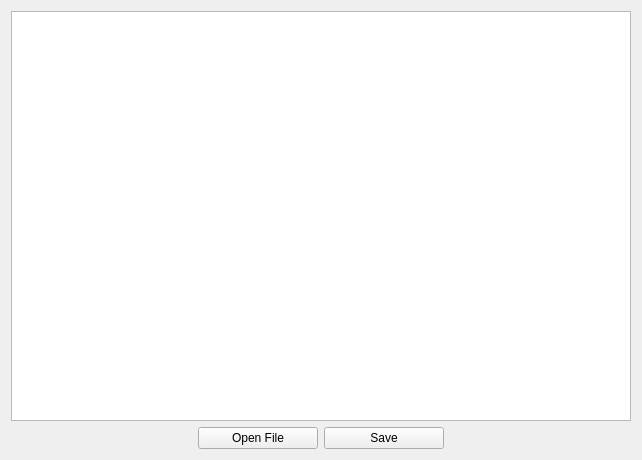
Before: the Qt Designer form Project/C++/Release_checker/Release_checker_app/forms/fxtool.ui in alkimand/QT, drawn with Qt 5.
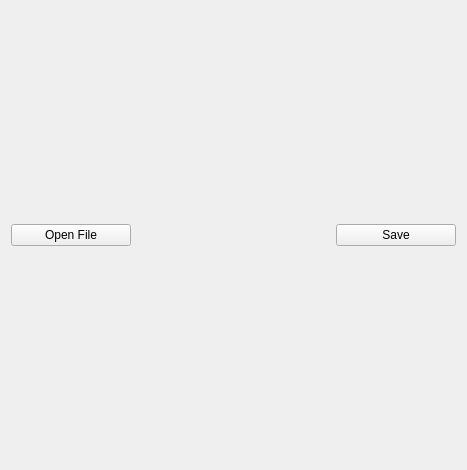
After: the same form once the commit is applied. Icons and pictures are not drawn.

The edit to the form file:
```diff
--- a/Project/C++/Release_checker/Release_checker_app/forms/fxtool.ui
+++ b/Project/C++/Release_checker/Release_checker_app/forms/fxtool.ui
@@ -6,8 +6,8 @@
    <rect>
     <x>0</x>
     <y>0</y>
-    <width>642</width>
-    <height>460</height>
+    <width>467</width>
+    <height>470</height>
    </rect>
   </property>
   <property name="windowTitle">
@@ -19,60 +19,64 @@
   </property>
   <widget class="QWidget" name="centralWidget">
    <layout class="QGridLayout" name="gridLayout">
-    <item row="1" column="2">
-     <widget class="QPushButton" name="saveButton">
-      <property name="minimumSize">
-       <size>
-        <width>120</width>
-        <height>0</height>
-       </size>
-      </property>
-      <property name="text">
-       <string>Save</string>
-      </property>
-     </widget>
-    </item>
-    <item row="1" column="3">
-     <spacer name="horizontalSpacer_2">
-      <property name="orientation">
-       <enum>Qt::Horizontal</enum>
-      </property>
-      <property name="sizeHint" stdset="0">
-       <size>
-        <width>40</width>
-        <height>20</height>
-       </size>
-      </property>
-     </spacer>
-    </item>
     <item row="1" column="0">
-     <spacer name="horizontalSpacer">
-      <property name="orientation">
-       <enum>Qt::Horizontal</enum>
-      </property>
-      <property name="sizeHint" stdset="0">
-       <size>
-        <width>40</width>
-        <height>20</height>
-       </size>
-      </property>
-     </spacer>
+     <layout class="QHBoxLayout" name="horizontalLayout">
+      <item>
+       <widget class="QPushButton" name="openButton">
+        <property name="minimumSize">
+         <size>
+          <width>120</width>
+          <height>0</height>
+         </size>
+        </property>
+        <property name="text">
+         <string>Open File</string>
+        </property>
+       </widget>
+      </item>
+      <item>
+       <spacer name="horizontalSpacer_2">
+        <property name="orientation">
+         <enum>Qt::Horizontal</enum>
+        </property>
+        <property name="sizeHint" stdset="0">
+         <size>
+          <width>40</width>
+          <height>20</height>
+         </size>
+        </property>
+       </spacer>
+      </item>
+      <item>
+       <spacer name="horizontalSpacer">
+        <property name="orientation">
+         <enum>Qt::Horizontal</enum>
+        </property>
+        <property name="sizeHint" stdset="0">
+         <size>
+          <width>40</width>
+          <height>20</height>
+         </size>
+        </property>
+       </spacer>
+      </item>
+      <item>
+       <widget class="QPushButton" name="saveButton">
+        <property name="minimumSize">
+         <size>
+          <width>120</width>
+          <height>0</height>
+         </size>
+        </property>
+        <property name="text">
+         <string>Save</string>
+        </property>
+       </widget>
+      </item>
+     </layout>
     </item>
-    <item row="0" column="0" colspan="4">
-     <widget class="QTextEdit" name="valuesEdit"/>
-    </item>
-    <item row="1" column="1">
-     <widget class="QPushButton" name="openButton">
-      <property name="minimumSize">
-       <size>
-        <width>120</width>
-        <height>0</height>
-       </size>
-      </property>
-      <property name="text">
-       <string>Open File</string>
-      </property>
-     </widget>
+    <item row="0" column="0">
+     <layout class="QVBoxLayout" name="verticalLayout"/>
     </item>
    </layout>
   </widget>
```
